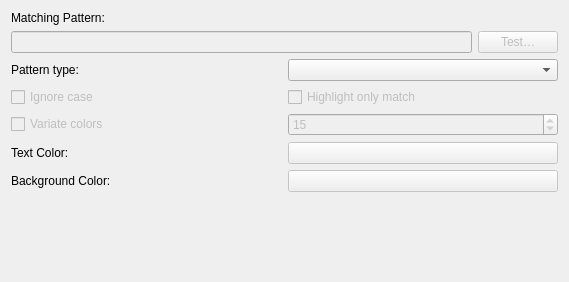
64x-lunicorn/LogSquirl, file src/ui/include/highlighteredit.ui: the form before one commit.
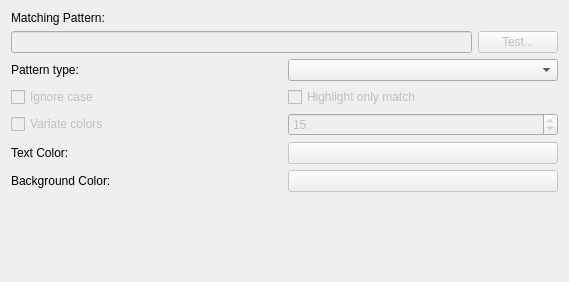
The form after the commit.

The edit to the form file:
```diff
--- a/src/ui/include/highlighteredit.ui
+++ b/src/ui/include/highlighteredit.ui
@@ -39,7 +39,7 @@
         <string>Test the pattern on Log Lines in the Regex Lab</string>
        </property>
        <property name="text">
-        <string>Test…</string>
+        <string>Test...</string>
        </property>
       </widget>
      </item>
```
